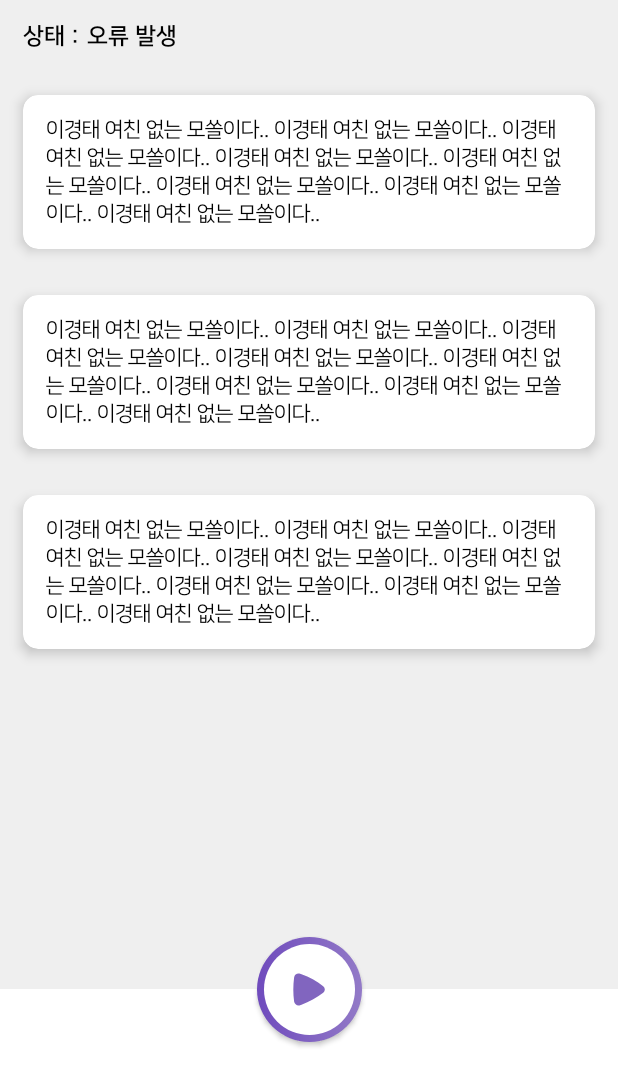
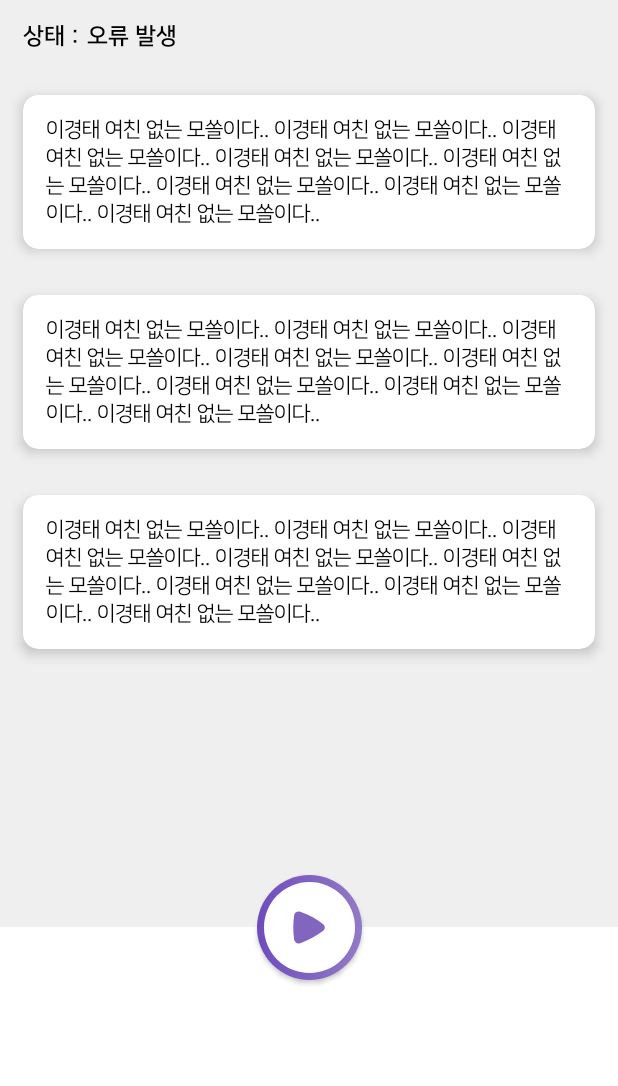
Before and after one commit to G1antPandaBear/recom-android, an Android app: the layout fragment_solo.xml on its own in the app's theme, with its tools: preview values and no code run, on a phone screen of 412 x 824 dp. Shown: the top 1086 px of the screen. Run offline under Robolectric (Android 15) with nearby library versions, the phone set to English and light mode, and no system bars.

Commit message:
Add : Visularlize

```diff
--- a/app/src/main/res/layout/fragment_solo.xml
+++ b/app/src/main/res/layout/fragment_solo.xml
@@ -64,7 +64,7 @@
             android:layout_height="0dp"
             android:background="@color/color_white"
             app:layout_constraintBottom_toBottomOf="parent"
-            app:layout_constraintDimensionRatio="2.5:1"
+            app:layout_constraintDimensionRatio="2:1"
             app:layout_constraintEnd_toEndOf="parent"
             app:layout_constraintStart_toStartOf="parent" />
 
@@ -93,9 +93,9 @@
             app:tint="@color/color_main500" />
 
         <kr.hs.pandabear.recom.widget.SoundVisualizerView
+            android:id="@+id/sound_visualizer_view"
             android:layout_width="0dp"
             android:layout_height="0dp"
-            android:layout_marginVertical="10dp"
             app:layout_constraintBottom_toBottomOf="parent"
             app:layout_constraintEnd_toEndOf="parent"
             app:layout_constraintStart_toStartOf="parent"
```
Also changed, not shown: app/src/main/java/kr/hs/pandabear/recom/view/fragment/SoloFragment.kt (+9 -8 lines).
